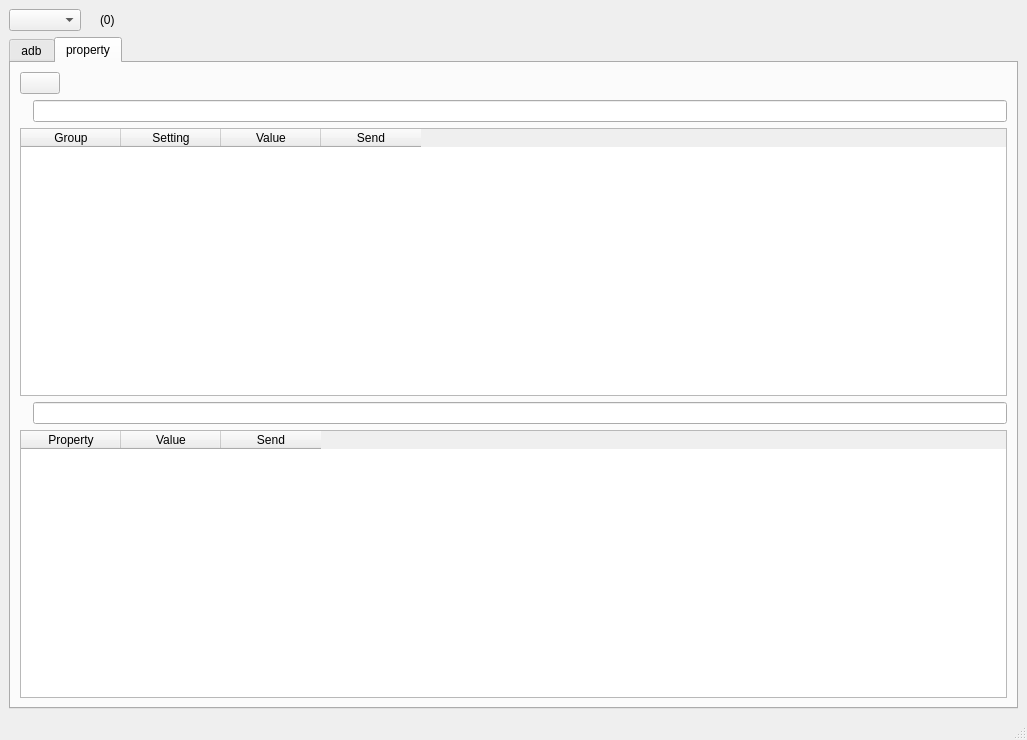
truongnguyen4/tool-log, file mainwindow.ui: the form before one commit.
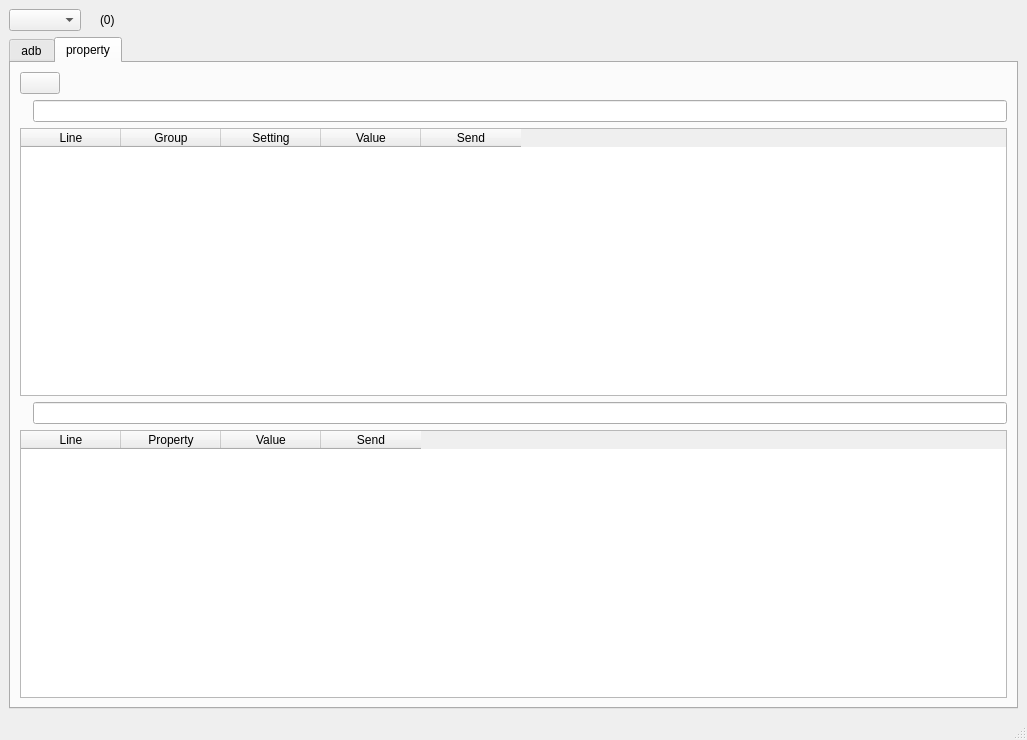
The form after the commit. The open tabs and pages were chosen to show the change. Icons and pictures are not drawn.

What changed in the file:
```diff
--- a/mainwindow.ui
+++ b/mainwindow.ui
@@ -585,6 +585,11 @@
             </item>
             <item>
              <widget class="QTableWidget" name="table_setting">
+              <column>
+               <property name="text">
+                <string>Line</string>
+               </property>
+              </column>
               <column>
                <property name="text">
                 <string>Group</string>
@@ -630,6 +635,11 @@
             </item>
             <item>
              <widget class="QTableWidget" name="table_property">
+              <column>
+               <property name="text">
+                <string>Line</string>
+               </property>
+              </column>
               <column>
                <property name="text">
                 <string>Property</string>
```
Left out of the diff: 24 changed lines with no effect on the pictures.
